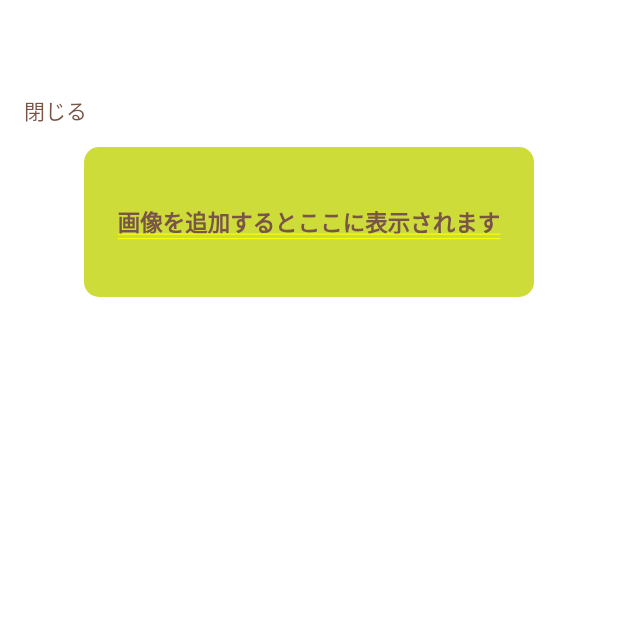
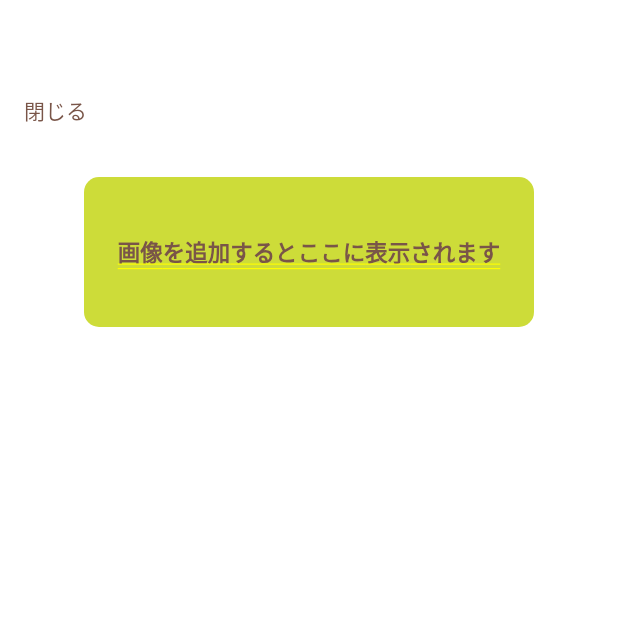
Before and after one commit to y0303noki/coffee_project, a Flutter app: the AddOrEditCardPage screen opened directly, after a tap on "アルバム", on a phone screen of 412 x 824 dp, the top half of it. Run offline on Flutter 3.47's test engine with Material 2 defaults, Android fonts, the phone set to English and light mode, and no system bars; drawn by our look-alikes of flutter_easyloading; our stand-ins replace cloud_firestore, firebase_auth, firebase_core, firebase_storage, flutter_rating_bar, google_sign_in and 1 more; missing offline and left inert: esys_flutter_share, sign_button; accounts and stored records are empty.

Commit message:
pading追加

```diff
--- a/lib/ui/album_page.dart
+++ b/lib/ui/album_page.dart
@@ -55,7 +55,9 @@ class AlbumPage extends StatelessWidget {
 
   Widget _buildList(BuildContext context, List<DocumentSnapshot> snapshot) {
     if (snapshot.isEmpty) {
-      return Center(
+      return Padding(
+        padding: const EdgeInsets.fromLTRB(0, 20, 0, 0),
+        child: Center(
           child: Container(
             width: 300,
             height: 100,
@@ -70,6 +72,7 @@ class AlbumPage extends StatelessWidget {
                   fontWeight: FontWeight.bold,
                   fontSize: 15,
                   color: Theme.of(context).primaryColor,
+                ),
               ),
             ),
           ),
```
Lines whose indentation alone changed are shown as unchanged.
